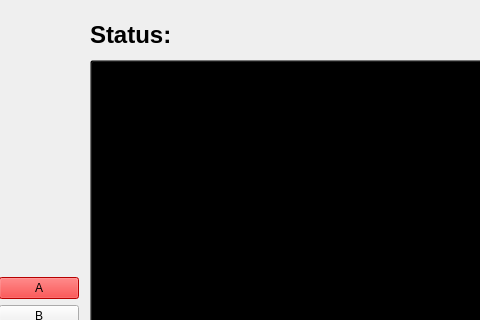
First picture: the form in ui/mainwindow.ui, repository natan-dot-com/TalesOfLiesel, before the edit; both pictures show x 210 to 690 and y 0 to 320 of the 800 by 461 pixel window.
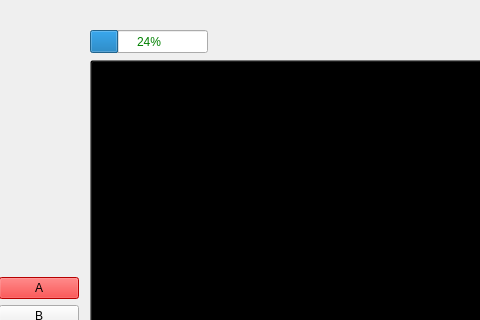
Second picture: the form after the edit.

```diff
--- a/ui/mainwindow.ui
+++ b/ui/mainwindow.ui
@@ -113,19 +113,6 @@
      </item>
     </layout>
    </widget>
-   <widget class="QLabel" name="status">
-    <property name="geometry">
-     <rect>
-      <x>300</x>
-      <y>20</y>
-      <width>301</width>
-      <height>31</height>
-     </rect>
-    </property>
-    <property name="text">
-     <string>&lt;h1&gt;Status:&lt;/h1&gt;</string>
-    </property>
-   </widget>
    <widget class="QPushButton" name="Monster">
     <property name="geometry">
      <rect>
@@ -142,6 +129,28 @@
      <string>Monster</string>
     </property>
    </widget>
+   <widget class="QProgressBar" name="MonsterHealth">
+    <property name="geometry">
+     <rect>
+      <x>300</x>
+      <y>30</y>
+      <width>118</width>
+      <height>23</height>
+     </rect>
+    </property>
+    <property name="styleSheet">
+     <string notr="true">color:  green;</string>
+    </property>
+    <property name="value">
+     <number>24</number>
+    </property>
+    <property name="textDirection">
+     <enum>QProgressBar::BottomToTop</enum>
+    </property>
+    <property name="format">
+     <string>%p%</string>
+    </property>
+   </widget>
   </widget>
   <widget class="QStatusBar" name="statusbar"/>
  </widget>
```
